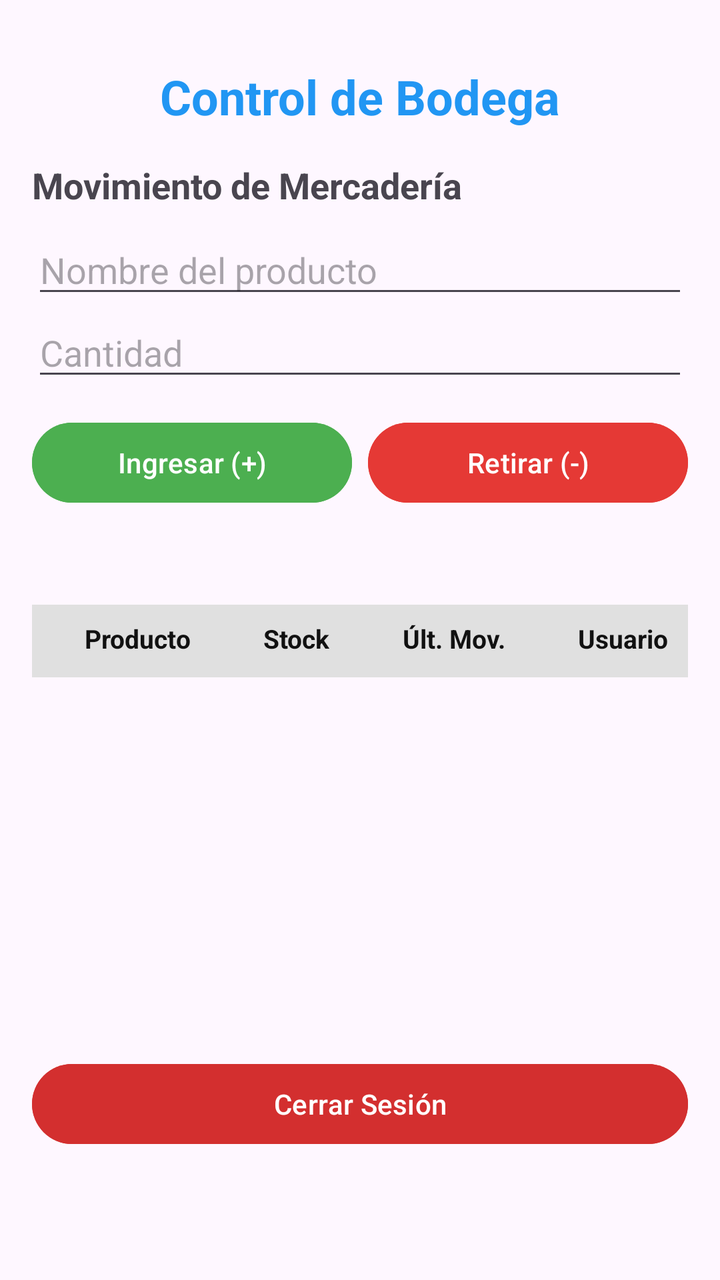
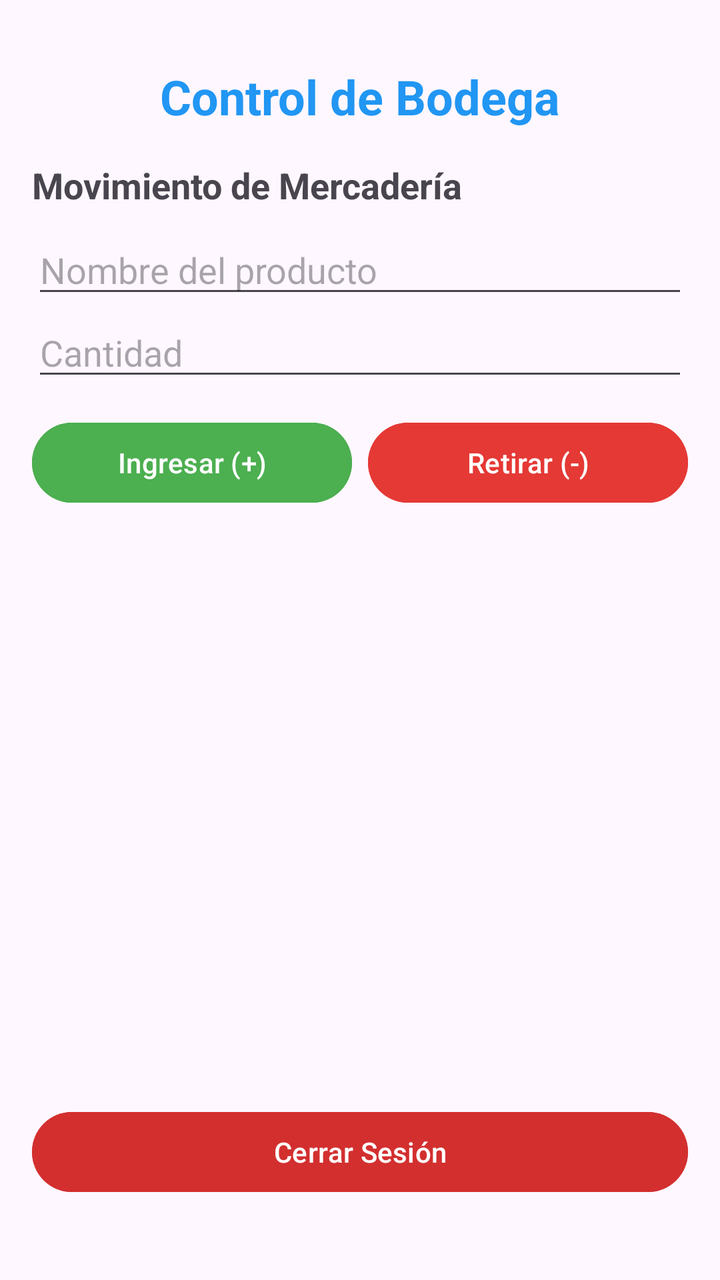

Two renders of the same Android screen: before a commit and after it. Below are the layout's source before the change and the commit's diff.
<!-- AndroidManifest.xml: application theme Theme.ControlBodega -->
<!-- res/layout/activity_main.xml -->
<?xml version="1.0" encoding="utf-8"?>
<androidx.constraintlayout.widget.ConstraintLayout
    xmlns:android="http://schemas.android.com/apk/res/android"
    xmlns:app="http://schemas.android.com/apk/res-auto"
    android:id="@+id/main"
    android:layout_width="match_parent"
    android:layout_height="match_parent"
    android:padding="16dp">

    <TextView
        android:id="@+id/txtTitulo"
        android:layout_width="wrap_content"
        android:layout_height="wrap_content"
        android:text="Control de Bodega"
        android:textSize="24sp"
        android:textStyle="bold"
        android:textColor="#2196F3"
        android:layout_marginTop="16dp"
        app:layout_constraintTop_toTopOf="parent"
        app:layout_constraintStart_toStartOf="parent"
        app:layout_constraintEnd_toEndOf="parent" />

    <LinearLayout
        android:id="@+id/layoutFormulario"
        android:layout_width="match_parent"
        android:layout_height="wrap_content"
        android:orientation="vertical"
        android:layout_marginTop="16dp"
        app:layout_constraintTop_toBottomOf="@id/txtTitulo"
        app:layout_constraintStart_toStartOf="parent"
        app:layout_constraintEnd_toEndOf="parent">

        <TextView
            android:layout_width="wrap_content"
            android:layout_height="wrap_content"
            android:text="Movimiento de Mercadería"
            android:textStyle="bold"
            android:textSize="18sp"
            android:layout_marginBottom="8dp" />

        <EditText
            android:id="@+id/edtProducto"
            android:layout_width="match_parent"
            android:layout_height="wrap_content"
            android:hint="Nombre del producto"
            android:inputType="text" />

        <EditText
            android:id="@+id/edtCantidad"
            android:layout_width="match_parent"
            android:layout_height="wrap_content"
            android:hint="Cantidad"
            android:inputType="number" />

        <LinearLayout
            android:layout_width="match_parent"
            android:layout_height="wrap_content"
            android:orientation="horizontal"
            android:layout_marginTop="12dp">

            <Button
                android:id="@+id/btnIngresar"
                android:layout_width="0dp"
                android:layout_height="wrap_content"
                android:layout_weight="1"
                android:layout_marginEnd="4dp"
                android:text="Ingresar (+)"
                android:backgroundTint="#4CAF50" />

            <Button
                android:id="@+id/btnRetirar"
                android:layout_width="0dp"
                android:layout_height="wrap_content"
                android:layout_weight="1"
                android:layout_marginStart="4dp"
                android:text="Retirar (-)"
                android:backgroundTint="#E53935" />
        </LinearLayout>

        <TextView
            android:id="@+id/txtMensaje"
            android:layout_width="wrap_content"
            android:layout_height="wrap_content"
            android:textStyle="italic"
            android:layout_marginTop="8dp" />
    </LinearLayout>

    <TableLayout
        android:id="@+id/tableStock"
        android:layout_width="match_parent"
        android:layout_height="wrap_content"
        android:stretchColumns="*"
        android:layout_marginTop="20dp"
        app:layout_constraintTop_toBottomOf="@id/layoutFormulario"
        app:layout_constraintStart_toStartOf="parent"
        app:layout_constraintEnd_toEndOf="parent">

        <TableRow android:background="#E0E0E0" android:padding="8dp">
            <TextView
                android:text="Producto"
                android:textStyle="bold"
                android:textColor="#111111"
                android:textSize="15sp"
                android:gravity="center" />
            <TextView
                android:text="Stock Actual"
                android:textStyle="bold"
                android:textColor="#111111"
                android:textSize="15sp"
                android:gravity="center" />
        </TableRow>

    </TableLayout>

    <Button
        android:id="@+id/btnCerrarSesion"
        android:layout_width="match_parent"
        android:layout_height="wrap_content"
        android:layout_marginBottom="48dp"
        android:backgroundTint="#D32F2F"
        android:text="Cerrar Sesión"
        android:textColor="#FFFFFF"
        app:layout_constraintBottom_toBottomOf="parent"
        app:layout_constraintEnd_toEndOf="parent"
        app:layout_constraintHorizontal_bias="0.0"
        app:layout_constraintStart_toStartOf="parent" />

    <TableLayout
        android:id="@+id/tableStock"
        android:layout_width="match_parent"
        android:layout_height="wrap_content"
        android:stretchColumns="*"
        android:layout_marginTop="20dp"
        app:layout_constraintTop_toBottomOf="@id/layoutFormulario"
        app:layout_constraintStart_toStartOf="parent"
        app:layout_constraintEnd_toEndOf="parent">

        <TableRow android:background="#E0E0E0" android:padding="8dp">
            <TextView
                android:text="Producto"
                android:textStyle="bold"
                android:textColor="#111111"
                android:textSize="13sp"
                android:gravity="center" />
            <TextView
                android:text="Stock"
                android:textStyle="bold"
                android:textColor="#111111"
                android:textSize="13sp"
                android:gravity="center" />
            <TextView
                android:text="Últ. Mov."
                android:textStyle="bold"
                android:textColor="#111111"
                android:textSize="13sp"
                android:gravity="center" />
            <TextView
                android:text="Usuario"
                android:textStyle="bold"
                android:textColor="#111111"
                android:textSize="13sp"
                android:gravity="center" />
        </TableRow>

    </TableLayout>

</androidx.constraintlayout.widget.ConstraintLayout>
<!-- resources referenced by this layout -->
<resources>
  <style name="Theme.ControlBodega" parent="Base.Theme.ControlBodega" />
  <style name="Base.Theme.ControlBodega" parent="Theme.Material3.DayNight.NoActionBar">
          
          
      </style>
</resources>

<!-- the commit's change to res/layout/activity_main.xml (unified diff, before → after) -->
@@ -85,38 +85,22 @@
             android:layout_marginTop="8dp" />
     </LinearLayout>
 
-    <TableLayout
-        android:id="@+id/tableStock"
+    <androidx.recyclerview.widget.RecyclerView
+        android:id="@+id/rvProductos"
         android:layout_width="match_parent"
-        android:layout_height="wrap_content"
-        android:stretchColumns="*"
-        android:layout_marginTop="20dp"
+        android:layout_height="0dp"
+        android:layout_marginTop="16dp"
+        android:layout_marginBottom="12dp"
         app:layout_constraintTop_toBottomOf="@id/layoutFormulario"
+        app:layout_constraintBottom_toTopOf="@id/btnCerrarSesion"
         app:layout_constraintStart_toStartOf="parent"
-        app:layout_constraintEnd_toEndOf="parent">
-
-        <TableRow android:background="#E0E0E0" android:padding="8dp">
-            <TextView
-                android:text="Producto"
-                android:textStyle="bold"
-                android:textColor="#111111"
-                android:textSize="15sp"
-                android:gravity="center" />
-            <TextView
-                android:text="Stock Actual"
-                android:textStyle="bold"
-                android:textColor="#111111"
-                android:textSize="15sp"
-                android:gravity="center" />
-        </TableRow>
-
-    </TableLayout>
+        app:layout_constraintEnd_toEndOf="parent" />
 
     <Button
         android:id="@+id/btnCerrarSesion"
         android:layout_width="match_parent"
         android:layout_height="wrap_content"
-        android:layout_marginBottom="48dp"
+        android:layout_marginBottom="24dp"
         android:backgroundTint="#D32F2F"
         android:text="Cerrar Sesión"
         android:textColor="#FFFFFF"
@@ -125,43 +109,4 @@
         app:layout_constraintHorizontal_bias="0.0"
         app:layout_constraintStart_toStartOf="parent" />
 
-    <TableLayout
-        android:id="@+id/tableStock"
-        android:layout_width="match_parent"
-        android:layout_height="wrap_content"
-        android:stretchColumns="*"
-        android:layout_marginTop="20dp"
-        app:layout_constraintTop_toBottomOf="@id/layoutFormulario"
-        app:layout_constraintStart_toStartOf="parent"
-        app:layout_constraintEnd_toEndOf="parent">
-
-        <TableRow android:background="#E0E0E0" android:padding="8dp">
-            <TextView
-                android:text="Producto"
-                android:textStyle="bold"
-                android:textColor="#111111"
-                android:textSize="13sp"
-                android:gravity="center" />
-            <TextView
-                android:text="Stock"
-                android:textStyle="bold"
-                android:textColor="#111111"
-                android:textSize="13sp"
-                android:gravity="center" />
-            <TextView
-                android:text="Últ. Mov."
-                android:textStyle="bold"
-                android:textColor="#111111"
-                android:textSize="13sp"
-                android:gravity="center" />
-            <TextView
-                android:text="Usuario"
-                android:textStyle="bold"
-                android:textColor="#111111"
-                android:textSize="13sp"
-                android:gravity="center" />
-        </TableRow>
-
-    </TableLayout>
-
 </androidx.constraintlayout.widget.ConstraintLayout>
